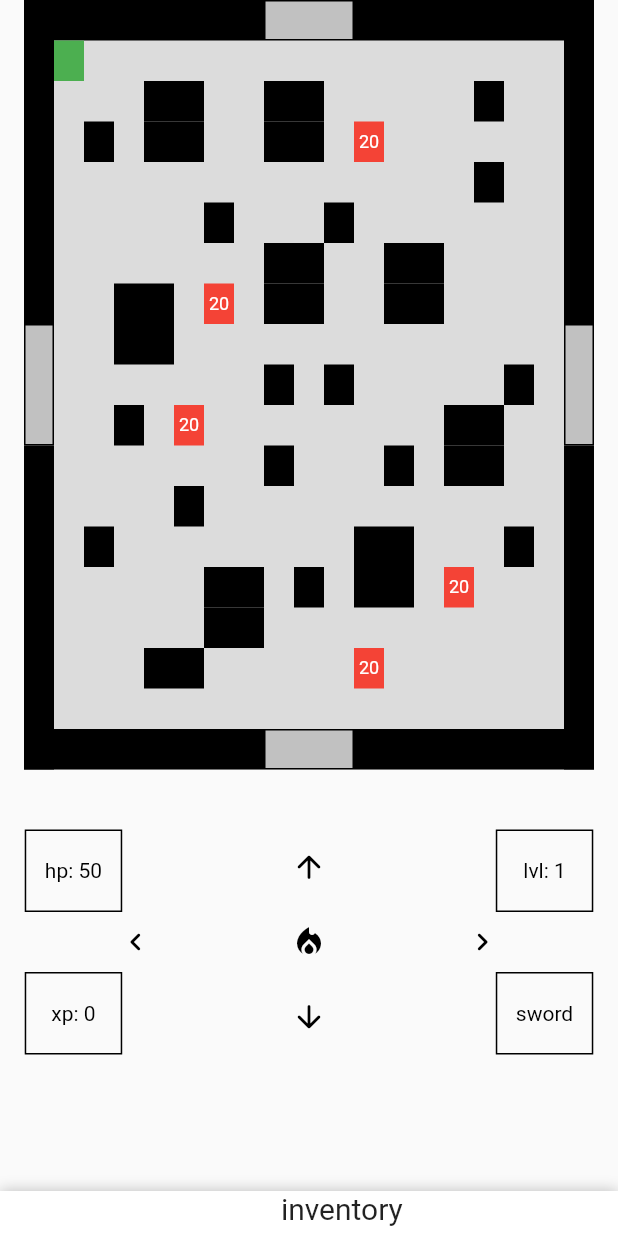
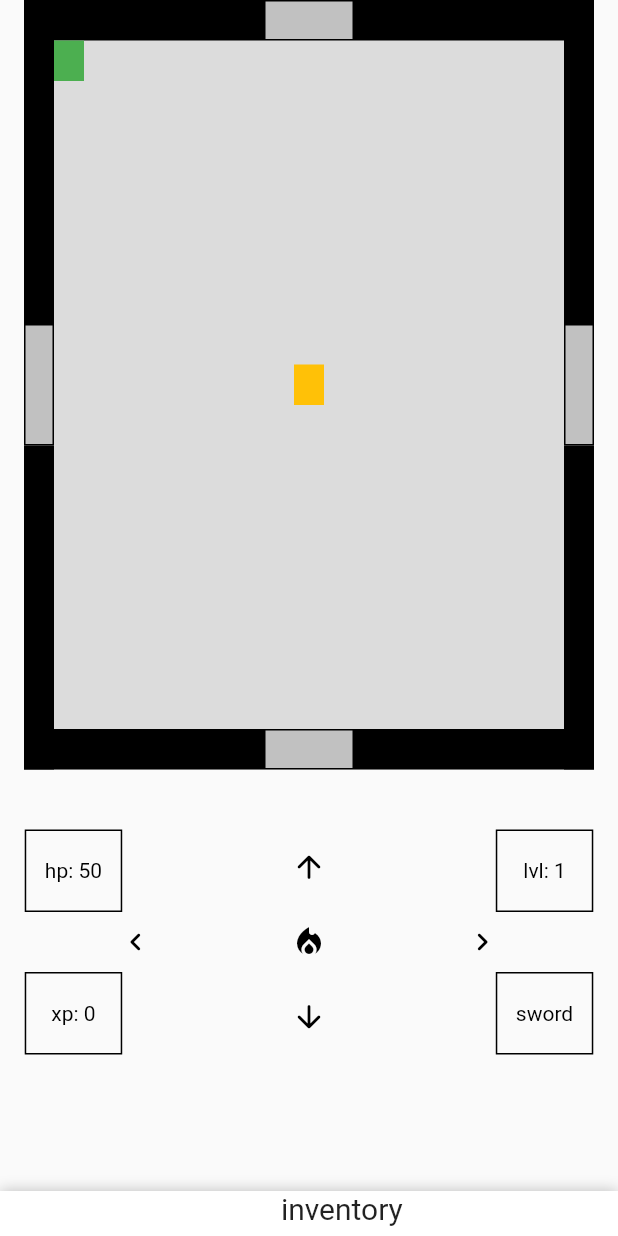
Before and after one commit to Aowar/roguelike_app, a Flutter app: the screen it shows after launch, on a phone screen of 412 x 824 dp. Run offline on Flutter 3.47's test engine with Material 2 defaults, Android fonts, the phone set to English and light mode, and no system bars; drawn by our look-alikes of sliding_up_panel; missing offline and left inert: rect_getter.

Commit message:
version 1.1

```diff
--- a/lib/main.dart
+++ b/lib/main.dart
@@ -75,7 +75,7 @@ class _MyHomePage extends StatelessWidget {
     _playerWidth = (MediaQuery.of(context).size.width / 20).floorToDouble();
     _playerHeight = (MediaQuery.of(context).size.height / 30).floorToDouble();
     _hero = player.Hero(Weapon(2, "sword"), Armour(2), 1, _playerHeight, _playerWidth);
-    room = Room(Random().nextInt(101), _fieldWidth ~/ _playerWidth, _fieldHeight ~/ _playerHeight, _hero.level);
+    room = Room(100, _fieldWidth ~/ _playerWidth, _fieldHeight ~/ _playerHeight, _hero.level);
     return const MyHomePage(title: "fds");
   }
 }
@@ -802,7 +802,8 @@ class _MyHomePageState extends State<MyHomePage> {
                       ),
                     ),
                   ),
-                  Row(
+                  Center(
+                    child: Row(
                       mainAxisAlignment: MainAxisAlignment.spaceAround,
                       children: [
                         if(_hero.inventory.isNotEmpty) ...[
@@ -819,6 +820,7 @@ class _MyHomePageState extends State<MyHomePage> {
                         ]
                       ],
                     ),
+                  )
                 ],
               )
             )
```
Lines whose indentation alone changed are shown as unchanged.
